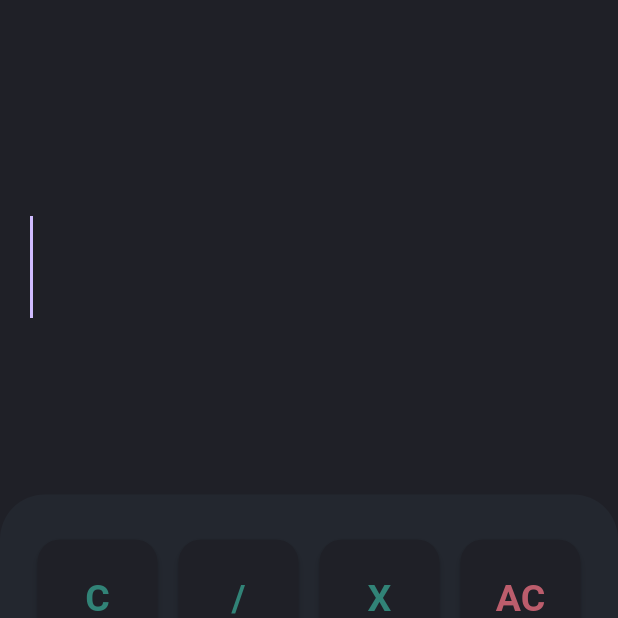
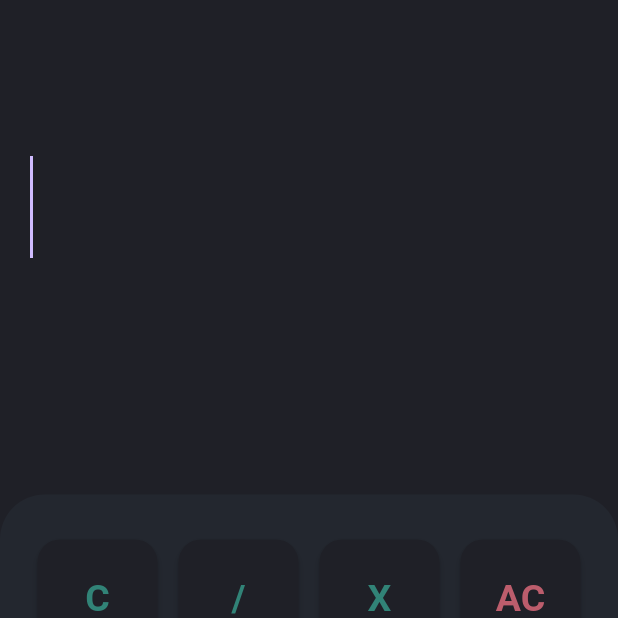
Before and after one commit to th3varun/calculator_app, a Flutter app: the screen it shows after launch, on a phone screen of 412 x 824 dp, the top half of it. Run offline on Flutter 3.47's test engine with Material 3 defaults, Android fonts, the phone set to English and light mode, and no system bars; missing offline and left inert: function_tree.

Commit message:
modified:   lib/widgets/text_field.dart

```diff
--- a/lib/widgets/text_field.dart
+++ b/lib/widgets/text_field.dart
@@ -12,7 +12,7 @@ class CustomTextField extends StatelessWidget {
   @override
   Widget build(BuildContext context) {
     return Padding(
-      padding: const EdgeInsets.symmetric(horizontal: 20, vertical: 80),
+      padding: const EdgeInsets.symmetric(horizontal: 20, vertical: 40),
       child: TextField(
         controller: controller,
         decoration: const InputDecoration(
```
